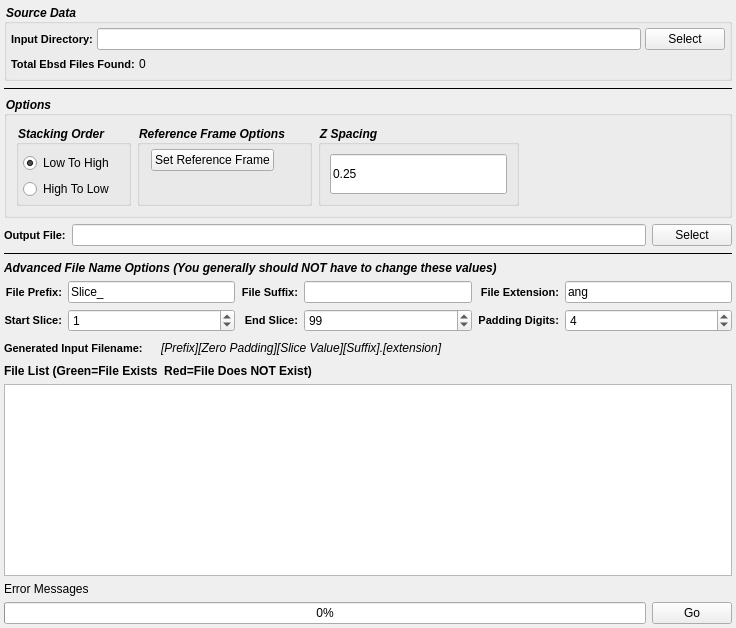
First picture: the form in Source/Plugins/EbsdImport/UI/EbsdImportWidget.ui, repository BlueQuartzSoftware/DREAM3D, before the edit.
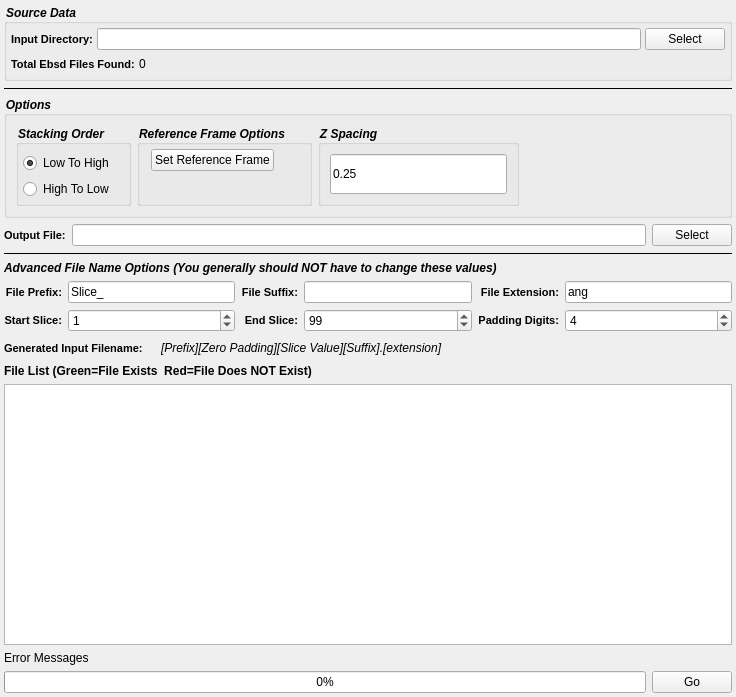
Second picture: the form after the edit. Custom widgets are drawn as their Qt base class.

Commit message: Fixing layout bugs on OS X due to the use of style sheets and the user of a specific font wieght and style. Fixing the titles on some open/save dialog windows

The edit to the form file:
```diff
--- a/Source/Plugins/EbsdImport/UI/EbsdImportWidget.ui
+++ b/Source/Plugins/EbsdImport/UI/EbsdImportWidget.ui
@@ -7,7 +7,7 @@
     <x>0</x>
     <y>0</y>
     <width>736</width>
-    <height>609</height>
+    <height>697</height>
    </rect>
   </property>
   <property name="windowTitle">
```
Left out of the diff: 40 changed lines with no effect on the pictures. The commit also changes 7 other files.
